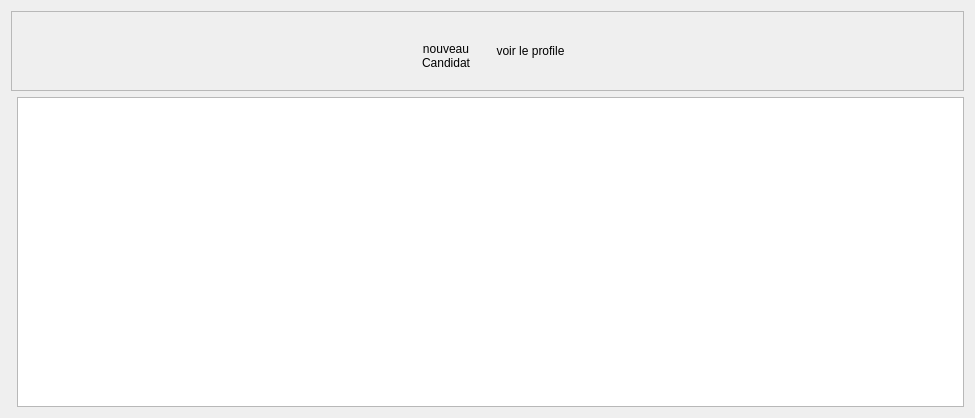
AmineHouari98/auto_Ecole, file Auto_Ecole/candidat/candidat.ui: the form before one commit.
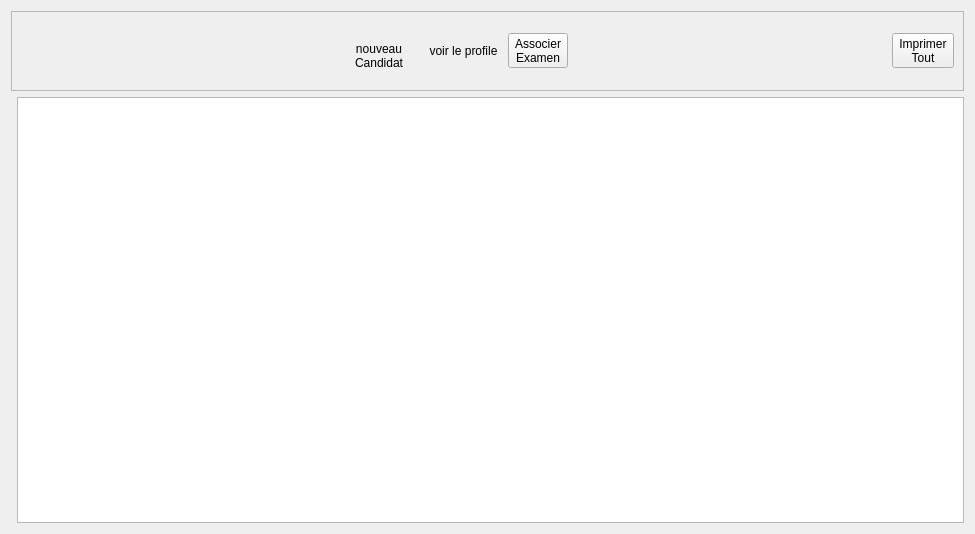
The form after the commit. Icons and pictures are not drawn. Custom widgets are drawn as their Qt base class.

Commit message: chwiya interface

What changed in the file:
```diff
--- a/Auto_Ecole/candidat/candidat.ui
+++ b/Auto_Ecole/candidat/candidat.ui
@@ -7,7 +7,7 @@
     <x>0</x>
     <y>0</y>
     <width>975</width>
-    <height>418</height>
+    <height>534</height>
    </rect>
   </property>
   <property name="windowTitle">
@@ -138,6 +138,14 @@
           </property>
          </widget>
         </item>
+        <item>
+         <widget class="QToolButton" name="toolButton_2">
+          <property name="text">
+           <string>Associer
+Examen</string>
+          </property>
+         </widget>
+        </item>
         <item>
          <spacer name="horizontalSpacer_2">
           <property name="orientation">
@@ -151,6 +159,14 @@
           </property>
          </spacer>
         </item>
+        <item>
+         <widget class="QToolButton" name="toolButton">
+          <property name="text">
+           <string>Imprimer
+Tout</string>
+          </property>
+         </widget>
+        </item>
        </layout>
       </widget>
      </item>
```
The commit also changes 7 other files.
